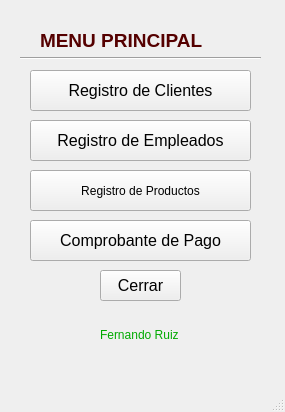
Before: the Qt Designer form UI/ventanaPrincipal.ui in fernandoruiz2016/python-store-management, drawn with Qt 5.
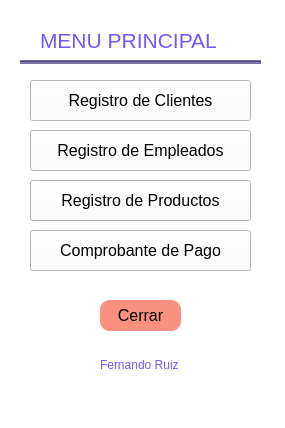
After: the same form once the commit is applied.

Patch:
```diff
--- a/UI/ventanaPrincipal.ui
+++ b/UI/ventanaPrincipal.ui
@@ -7,18 +7,21 @@
     <x>0</x>
     <y>0</y>
     <width>285</width>
-    <height>412</height>
+    <height>428</height>
    </rect>
   </property>
   <property name="windowTitle">
    <string>MainWindow</string>
   </property>
+  <property name="styleSheet">
+   <string notr="true">background: white;</string>
+  </property>
   <widget class="QWidget" name="centralwidget">
    <widget class="QPushButton" name="btnComprobante">
     <property name="geometry">
      <rect>
       <x>30</x>
-      <y>220</y>
+      <y>230</y>
       <width>221</width>
       <height>41</height>
      </rect>
@@ -27,7 +30,7 @@
      <font>
       <family>MS Shell Dlg 2</family>
       <pointsize>12</pointsize>
-      <weight>9</weight>
+      <weight>50</weight>
       <italic>false</italic>
       <bold>false</bold>
      </font>
@@ -44,11 +47,16 @@
     <property name="geometry">
      <rect>
       <x>20</x>
-      <y>50</y>
+      <y>60</y>
       <width>241</width>
-      <height>16</height>
+      <height>4</height>
      </rect>
     </property>
+    <property name="styleSheet">
+     <string notr="true">background-color: #786DA0;
+min-height: 2px;
+max-height: 2px;</string>
+    </property>
     <property name="orientation">
      <enum>Qt::Horizontal</enum>
     </property>
@@ -57,11 +65,16 @@
     <property name="geometry">
      <rect>
       <x>30</x>
-      <y>170</y>
+      <y>180</y>
       <width>221</width>
       <height>41</height>
      </rect>
     </property>
+    <property name="font">
+     <font>
+      <pointsize>12</pointsize>
+     </font>
+    </property>
     <property name="styleSheet">
      <string notr="true">font: 75 10pt &quot;MS Shell Dlg 2&quot;;
 font: 75 12pt &quot;MS Shell Dlg 2&quot;;</string>
@@ -74,7 +87,7 @@
     <property name="geometry">
      <rect>
       <x>30</x>
-      <y>120</y>
+      <y>130</y>
       <width>221</width>
       <height>41</height>
      </rect>
@@ -83,7 +96,7 @@
      <font>
       <family>MS Shell Dlg 2</family>
       <pointsize>12</pointsize>
-      <weight>9</weight>
+      <weight>50</weight>
       <italic>false</italic>
       <bold>false</bold>
      </font>
@@ -100,7 +113,7 @@
     <property name="geometry">
      <rect>
       <x>100</x>
-      <y>270</y>
+      <y>300</y>
       <width>81</width>
       <height>31</height>
      </rect>
@@ -109,14 +122,21 @@
      <font>
       <family>MS Shell Dlg 2</family>
       <pointsize>12</pointsize>
-      <weight>9</weight>
+      <weight>50</weight>
       <italic>false</italic>
       <bold>false</bold>
      </font>
     </property>
     <property name="styleSheet">
-     <string notr="true">font: 75 10pt &quot;MS Shell Dlg 2&quot;;
-font: 75 12pt &quot;MS Shell Dlg 2&quot;;</string>
+     <string notr="true">QPushButton#btnSalir {
+background: #FA907D;
+color: black;
+border-radius: 10px;
+}
+
+QPushButton#btnSalir:hover {
+background-color: #FA4E42;
+}</string>
     </property>
     <property name="text">
      <string>Cerrar</string>
@@ -127,20 +147,23 @@
      <rect>
       <x>40</x>
       <y>30</y>
-      <width>201</width>
+      <width>231</width>
       <height>21</height>
      </rect>
     </property>
     <property name="font">
      <font>
-      <family>Arial</family>
-      <pointsize>14</pointsize>
-      <weight>75</weight>
-      <bold>true</bold>
+      <pointsize>16</pointsize>
+      <weight>50</weight>
+      <italic>false</italic>
+      <bold>false</bold>
      </font>
     </property>
     <property name="styleSheet">
-     <string notr="true">color: rgb(85, 0, 0);</string>
+     <string notr="true">color: #7855F6;
+font: tahoma;
+font-style: bold;
+font-size: 16pt;</string>
     </property>
     <property name="text">
      <string>MENU PRINCIPAL</string>
@@ -150,7 +173,7 @@
     <property name="geometry">
      <rect>
       <x>30</x>
-      <y>70</y>
+      <y>80</y>
       <width>221</width>
       <height>41</height>
      </rect>
@@ -159,7 +182,7 @@
      <font>
       <family>MS Shell Dlg 2</family>
       <pointsize>12</pointsize>
-      <weight>9</weight>
+      <weight>50</weight>
       <italic>false</italic>
       <bold>false</bold>
      </font>
@@ -176,17 +199,17 @@
     <property name="geometry">
      <rect>
       <x>100</x>
-      <y>320</y>
-      <width>101</width>
+      <y>350</y>
+      <width>91</width>
       <height>31</height>
      </rect>
     </property>
     <property name="styleSheet">
-     <string notr="true">color: green;
+     <string notr="true">color: #7855F6;
 </string>
     </property>
     <property name="text">
-     <string>&lt;html&gt;&lt;head/&gt;&lt;body&gt;&lt;p&gt;&lt;span style=&quot; color:#00aa00;&quot;&gt;Fernando Ruiz&lt;/span&gt;&lt;/p&gt;&lt;/body&gt;&lt;/html&gt;</string>
+     <string>&lt;html&gt;&lt;head/&gt;&lt;body&gt;&lt;p&gt;&lt;span&gt;Fernando Ruiz&lt;/span&gt;&lt;/p&gt;&lt;/body&gt;&lt;/html&gt;</string>
     </property>
    </widget>
   </widget>
```
Left out of the diff: 54 changed lines with no effect on the pictures.
